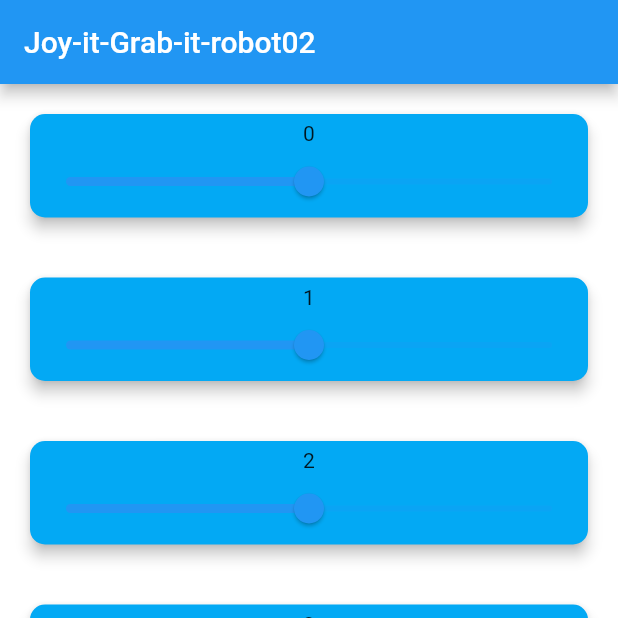
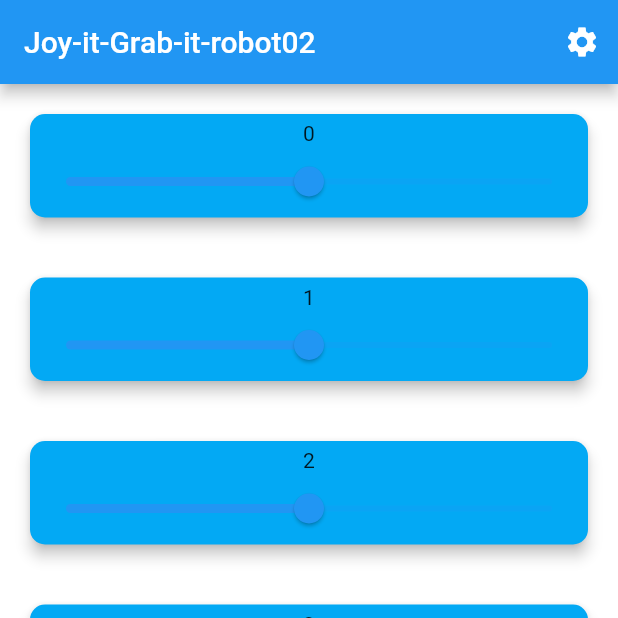
Before and after one commit to floodoo/Joy-it-Grab-it-robot02-frontend, a Flutter app: the screen it shows after launch, on a phone screen of 412 x 824 dp, the top half of it. Run offline on Flutter 3.47's test engine with Material 2 defaults, Android fonts, the phone set to English and light mode, and no system bars; our stand-ins replace flutter_hooks, google_fonts, hooks_riverpod, logger.

Commit message:
add settings button

```diff
--- a/lib/main.dart
+++ b/lib/main.dart
@@ -3,7 +3,8 @@ import 'package:flutter_hooks/flutter_hooks.dart';
 import 'package:hooks_riverpod/hooks_riverpod.dart';
 import 'package:logger/logger.dart';
 import 'package:robo_app/core/services/services.dart';
-import 'package:robo_app/ui/screens/home.screen.dart';
+import 'package:robo_app/ui/screens/home/home.screen.dart';
+import 'package:robo_app/ui/screens/settings/settings.screen.dart';
 
 void main() {
   Logger.level = Level.debug;
@@ -23,7 +24,11 @@ class MyApp extends HookWidget {
     return MaterialApp(
       title: "Joy-it-Grab-it-robot02",
       theme: _theme.data,
-      home: const HomeScreen(),
+      initialRoute: HomeScreen.routeName,
+      routes: {
+        HomeScreen.routeName: (context) => const HomeScreen(),
+        SettingsScreen.routeName: (context) => const SettingsScreen(),
+      },
     );
   }
 }
--- a/lib/ui/screens/home.screen.dart
+++ b/lib/ui/screens/home/home.screen.dart
@@ -1,15 +1,23 @@
 import 'package:flutter/material.dart';
 import 'package:flutter_hooks/flutter_hooks.dart';
-import 'package:robo_app/ui/screens/widgets/control_slider.dart';
+import 'package:robo_app/ui/screens/home/widgets/control_slider.dart';
+import 'package:robo_app/ui/screens/settings/settings.screen.dart';
 
 class HomeScreen extends HookWidget {
   const HomeScreen({Key? key}) : super(key: key);
+  static final routeName = (HomeScreen).toString();
 
   @override
   Widget build(BuildContext context) {
     return Scaffold(
       appBar: AppBar(
         title: const Text("Joy-it-Grab-it-robot02"),
+        actions: [
+          IconButton(
+            icon: const Icon(Icons.settings),
+            onPressed: () => Navigator.pushNamed(context, SettingsScreen.routeName),
+          ),
+        ],
       ),
       body: ListView.builder(
         itemCount: 6,
--- a/lib/ui/screens/widgets/control_slider.dart
+++ b/lib/ui/screens/home/widgets/control_slider.dart
@@ -17,7 +17,7 @@ class _ControlSliderState extends State<ControlSlider> {
 
   @override
   Widget build(BuildContext context) {
-    var _theme = useProvider(themeService).theme;
+    final _theme = useProvider(themeService).theme;
 
     return Column(
       children: [
```
Also changed, not shown: lib/ui/screens/settings/settings.screen.dart (added, +38 -0 lines), lib/ui/screens/settings/widgets/custom_button_tile.dart (added, +42 -0 lines).
